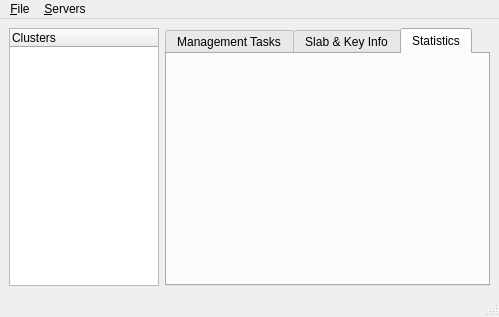
First picture: the form in GUI/MainWindow.ui, repository licface/memcached-manager, before the edit.
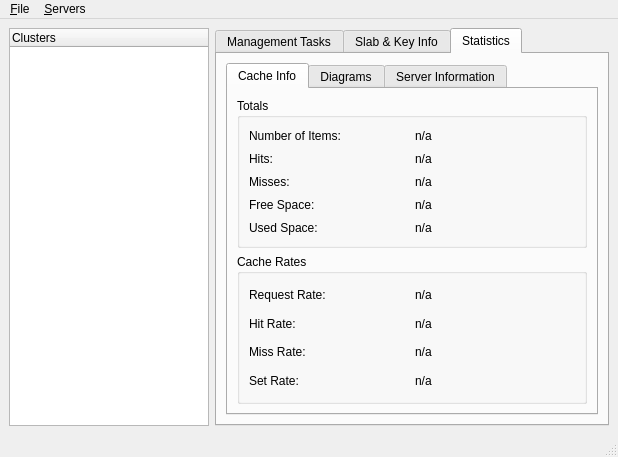
Second picture: the form after the edit. The open tabs and pages were chosen to show the change.

Commit message: 1st round of Stats GUI displays. Please note you will need pyuic4 4.4.* to build the latest GUI's as 4.3.* doesn't support QScrollArea's

```diff
--- a/GUI/MainWindow.ui
+++ b/GUI/MainWindow.ui
@@ -5,8 +5,8 @@
    <rect>
     <x>0</x>
     <y>0</y>
-    <width>499</width>
-    <height>317</height>
+    <width>618</width>
+    <height>457</height>
    </rect>
   </property>
   <property name="contextMenuPolicy" >
@@ -20,8 +20,8 @@
     <rect>
      <x>0</x>
      <y>26</y>
-     <width>499</width>
-     <height>268</height>
+     <width>618</width>
+     <height>408</height>
     </rect>
    </property>
    <layout class="QHBoxLayout" name="horizontalLayout" >
@@ -160,13 +160,293 @@
         <rect>
          <x>0</x>
          <y>0</y>
-         <width>321</width>
-         <height>222</height>
+         <width>390</width>
+         <height>362</height>
         </rect>
        </property>
        <attribute name="title" >
         <string>Statistics</string>
        </attribute>
+       <layout class="QHBoxLayout" name="horizontalLayout_2" >
+        <item>
+         <widget class="QTabWidget" name="tabsStats" >
+          <property name="currentIndex" >
+           <number>1</number>
+          </property>
+          <widget class="QWidget" name="tab" >
+           <property name="geometry" >
+            <rect>
+             <x>0</x>
+             <y>0</y>
+             <width>368</width>
+             <height>316</height>
+            </rect>
+           </property>
+           <attribute name="title" >
+            <string>Cache Info</string>
+           </attribute>
+           <layout class="QVBoxLayout" name="verticalLayout_3" >
+            <item>
+             <widget class="QGroupBox" name="gbTotals" >
+              <property name="title" >
+               <string>Totals</string>
+              </property>
+              <layout class="QGridLayout" name="gridLayout_3" >
+               <item row="0" column="0" >
+                <widget class="QLabel" name="lblCurrentItemsTxt" >
+                 <property name="text" >
+                  <string>Number of Items:</string>
+                 </property>
+                </widget>
+               </item>
+               <item row="0" column="1" >
+                <widget class="QLabel" name="lblCurrentItems" >
+                 <property name="text" >
+                  <string>n/a</string>
+                 </property>
+                </widget>
+               </item>
+               <item row="1" column="0" >
+                <widget class="QLabel" name="lblHitsTxt" >
+                 <property name="text" >
+                  <string>Hits:</string>
+                 </property>
+                </widget>
+               </item>
+               <item row="1" column="1" >
+                <widget class="QLabel" name="lblHits" >
+                 <property name="text" >
+                  <string>n/a</string>
+                 </property>
+                </widget>
+               </item>
+               <item row="2" column="0" >
+                <widget class="QLabel" name="lblMissesTxt" >
+                 <property name="text" >
+                  <string>Misses:</string>
+                 </property>
+                </widget>
+               </item>
+               <item row="2" column="1" >
+                <widget class="QLabel" name="lblMisses" >
+                 <property name="text" >
+                  <string>n/a</string>
+                 </property>
+                </widget>
+               </item>
+               <item row="3" column="0" >
+                <widget class="QLabel" name="lblFreeTxt" >
+                 <property name="text" >
+                  <string>Free Space:</string>
+                 </property>
+                </widget>
+               </item>
+               <item row="3" column="1" >
+                <widget class="QLabel" name="lblFree" >
+                 <property name="text" >
+                  <string>n/a</string>
+                 </property>
+                </widget>
+               </item>
+               <item row="4" column="0" >
+                <widget class="QLabel" name="lblUsedTxt" >
+                 <property name="text" >
+                  <string>Used Space:</string>
+                 </property>
+                </widget>
+               </item>
+               <item row="4" column="1" >
+                <widget class="QLabel" name="lblUsed" >
+                 <property name="text" >
+                  <string>n/a</string>
+                 </property>
+                </widget>
+               </item>
+              </layout>
+             </widget>
+            </item>
+            <item>
+             <widget class="QGroupBox" name="gbRates" >
+              <property name="title" >
+               <string>Cache Rates</string>
+              </property>
+              <layout class="QGridLayout" name="gridLayout_4" >
+               <item row="0" column="0" >
+                <widget class="QLabel" name="lblRequestRateTxt" >
+                 <property name="text" >
+                  <string>Request Rate:</string>
+                 </property>
+                </widget>
+               </item>
+               <item row="0" column="1" >
+                <widget class="QLabel" name="lblRequestRate" >
+                 <property name="text" >
+                  <string>n/a</string>
+                 </property>
+                </widget>
+               </item>
+               <item row="1" column="0" >
+                <widget class="QLabel" name="lblHitRateTxt" >
+                 <property name="text" >
+                  <string>Hit Rate:</string>
+                 </property>
+                </widget>
+               </item>
+               <item row="1" column="1" >
+                <widget class="QLabel" name="lblHitRate" >
+                 <property name="text" >
+                  <string>n/a</string>
+                 </property>
+                </widget>
+               </item>
+               <item row="2" column="0" >
+                <widget class="QLabel" name="lblMissRateTxt" >
+                 <property name="text" >
+                  <string>Miss Rate:</string>
+                 </property>
+                </widget>
+               </item>
+               <item row="2" column="1" >
+                <widget class="QLabel" name="lblMissRate" >
+                 <property name="text" >
+                  <string>n/a</string>
+                 </property>
+                </widget>
+               </item>
+               <item row="3" column="0" >
+                <widget class="QLabel" name="lblSetRateTxt" >
+                 <property name="text" >
+                  <string>Set Rate:</string>
+                 </property>
+                </widget>
+               </item>
+               <item row="3" column="1" >
+                <widget class="QLabel" name="lblSetRate" >
+                 <property name="text" >
+                  <string>n/a</string>
+                 </property>
+                </widget>
+               </item>
+              </layout>
+             </widget>
+            </item>
+           </layout>
+          </widget>
+          <widget class="QWidget" name="tab_2" >
+           <property name="geometry" >
+            <rect>
+             <x>0</x>
+             <y>0</y>
+             <width>368</width>
+             <height>316</height>
+            </rect>
+           </property>
+           <attribute name="title" >
+            <string>Diagrams</string>
+           </attribute>
+           <layout class="QHBoxLayout" name="horizontalLayout_3" >
+            <item>
+             <widget class="QScrollArea" name="scrollArea" >
+              <property name="widgetResizable" >
+               <bool>true</bool>
+              </property>
+              <widget class="QWidget" name="scrollAreaWidgetContents" >
+               <property name="geometry" >
+                <rect>
+                 <x>0</x>
+                 <y>0</y>
+                 <width>331</width>
+                 <height>492</height>
+                </rect>
+               </property>
+               <layout class="QVBoxLayout" name="verticalLayout" >
+                <item>
+                 <widget class="QLabel" name="lblCacheUsage" >
+                  <property name="text" >
+                   <string>Cache Usage</string>
+                  </property>
+                 </widget>
+                </item>
+                <item>
+                 <widget class="QGraphicsView" name="graphCacheUsage" >
+                  <property name="sizePolicy" >
+                   <sizepolicy vsizetype="Fixed" hsizetype="Fixed" >
+                    <horstretch>0</horstretch>
+                    <verstretch>0</verstretch>
+                   </sizepolicy>
+                  </property>
+                  <property name="minimumSize" >
+                   <size>
+                    <width>250</width>
+                    <height>210</height>
+                   </size>
+                  </property>
+                  <property name="maximumSize" >
+                   <size>
+                    <width>250</width>
+                    <height>210</height>
+                   </size>
+                  </property>
+                  <property name="baseSize" >
+                   <size>
+                    <width>250</width>
+                    <height>210</height>
+                   </size>
+                  </property>
+                  <property name="frameShape" >
+                   <enum>QFrame::NoFrame</enum>
+                  </property>
+                  <property name="frameShadow" >
+                   <enum>QFrame::Sunken</enum>
+                  </property>
+                 </widget>
+                </item>
+                <item>
+                 <widget class="QLabel" name="lblHitsMisses" >
+                  <property name="text" >
+                   <string>Hits and Misses</string>
+                  </property>
+                 </widget>
+                </item>
+                <item>
+                 <widget class="QGraphicsView" name="graphHitMiss" >
+                  <property name="sizePolicy" >
+                   <sizepolicy vsizetype="Fixed" hsizetype="Fixed" >
+                    <horstretch>0</horstretch>
+                    <verstretch>0</verstretch>
+                   </sizepolicy>
+                  </property>
+                  <property name="minimumSize" >
+                   <size>
+                    <width>250</width>
+                    <height>210</height>
+                   </size>
+                  </property>
+                  <property name="maximumSize" >
+                   <size>
+                    <width>250</width>
+                    <height>210</height>
+                   </size>
+                  </property>
+                  <property name="frameShape" >
+                   <enum>QFrame::NoFrame</enum>
+                  </property>
+                 </widget>
+                </item>
+               </layout>
+              </widget>
+             </widget>
+            </item>
+           </layout>
+          </widget>
+          <widget class="QWidget" name="tab_3" >
+           <attribute name="title" >
+            <string>Server Information</string>
+           </attribute>
+          </widget>
+         </widget>
+        </item>
+       </layout>
       </widget>
      </widget>
     </item>
@@ -177,7 +457,7 @@
     <rect>
      <x>0</x>
      <y>0</y>
-     <width>499</width>
+     <width>618</width>
      <height>26</height>
     </rect>
    </property>
@@ -203,8 +483,8 @@
    <property name="geometry" >
     <rect>
      <x>0</x>
-     <y>294</y>
-     <width>499</width>
+     <y>434</y>
+     <width>618</width>
      <height>23</height>
     </rect>
    </property>
```
Left out of the diff: 10 changed lines with no effect on the pictures. The commit also changes 3 other files.
